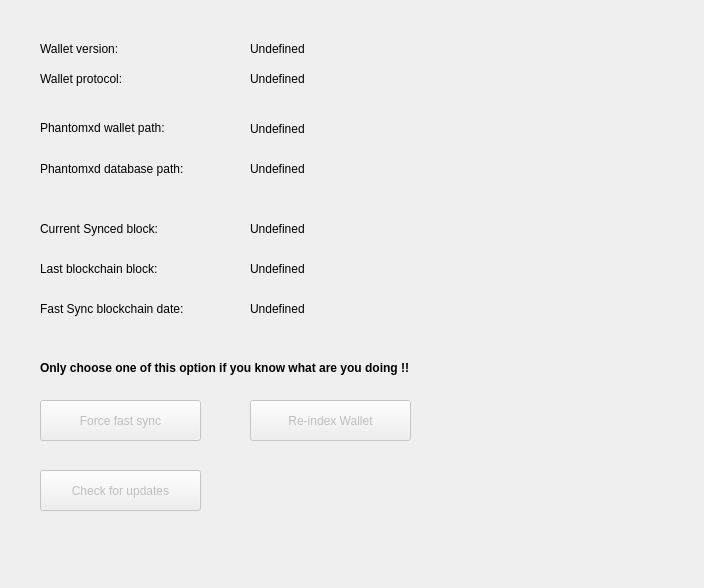
This is src/qt/forms/extendedoptionsmenu.ui in phantomxdev/phantomx as Qt 5 draws it before an edit. The edited form follows.
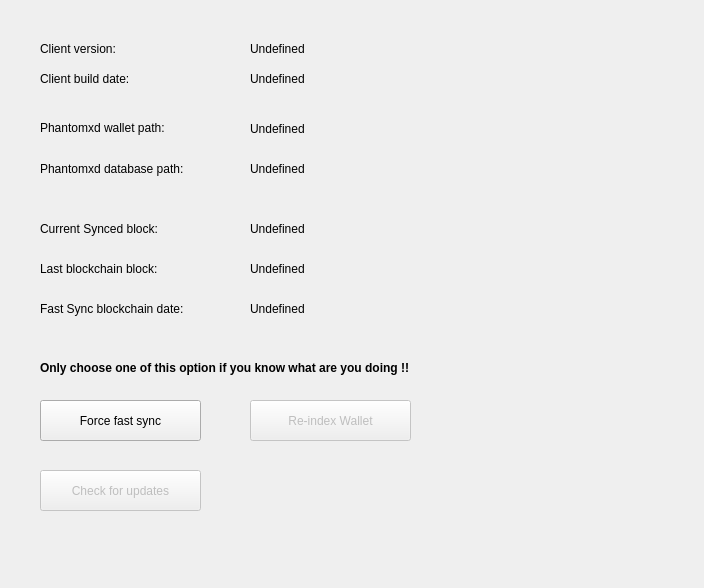
This is the edited form.

Patch:
```diff
--- a/src/qt/forms/extendedoptionsmenu.ui
+++ b/src/qt/forms/extendedoptionsmenu.ui
@@ -34,7 +34,7 @@
     <rect>
      <x>250</x>
      <y>120</y>
-     <width>171</width>
+     <width>401</width>
      <height>17</height>
     </rect>
    </property>
@@ -60,7 +60,7 @@
     <rect>
      <x>250</x>
      <y>160</y>
-     <width>171</width>
+     <width>421</width>
      <height>17</height>
     </rect>
    </property>
@@ -135,7 +135,7 @@
   </widget>
   <widget class="QPushButton" name="pushButton">
    <property name="enabled">
-    <bool>false</bool>
+    <bool>true</bool>
    </property>
    <property name="geometry">
     <rect>
@@ -181,7 +181,7 @@
     </rect>
    </property>
    <property name="text">
-    <string>Wallet version:</string>
+    <string>Client version:</string>
    </property>
   </widget>
   <widget class="QLabel" name="label_11">
@@ -189,7 +189,7 @@
     <rect>
      <x>250</x>
      <y>40</y>
-     <width>171</width>
+     <width>311</width>
      <height>17</height>
     </rect>
    </property>
@@ -207,7 +207,7 @@
     </rect>
    </property>
    <property name="text">
-    <string>Wallet protocol:</string>
+    <string>Client build date:</string>
    </property>
   </widget>
   <widget class="QLabel" name="label_13">
@@ -215,7 +215,7 @@
     <rect>
      <x>250</x>
      <y>70</y>
-     <width>171</width>
+     <width>321</width>
      <height>17</height>
     </rect>
    </property>
```
Left out of the diff: 14 changed lines with no effect on the pictures.
